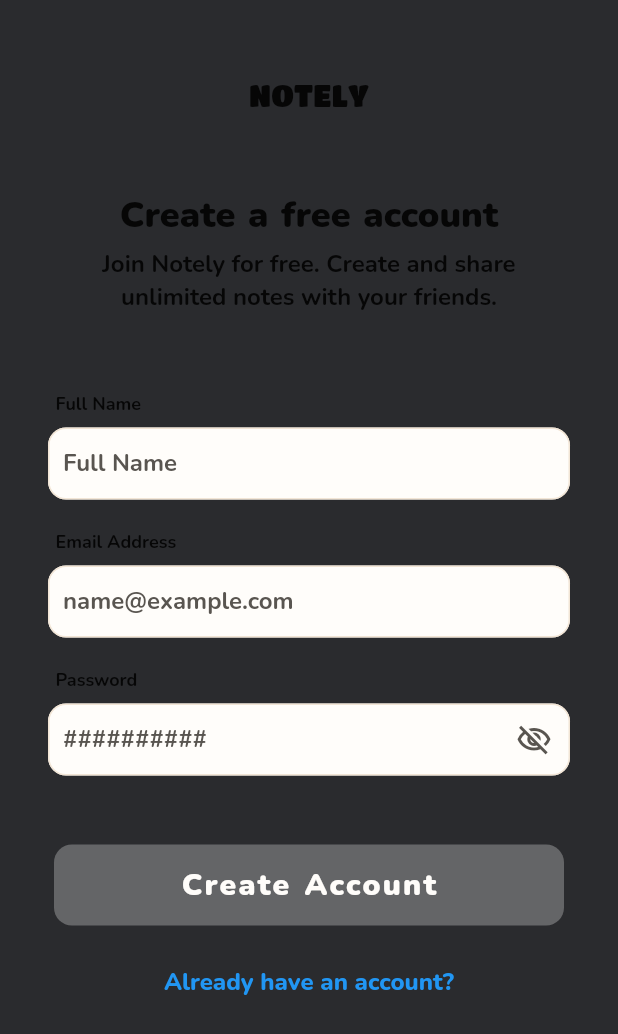
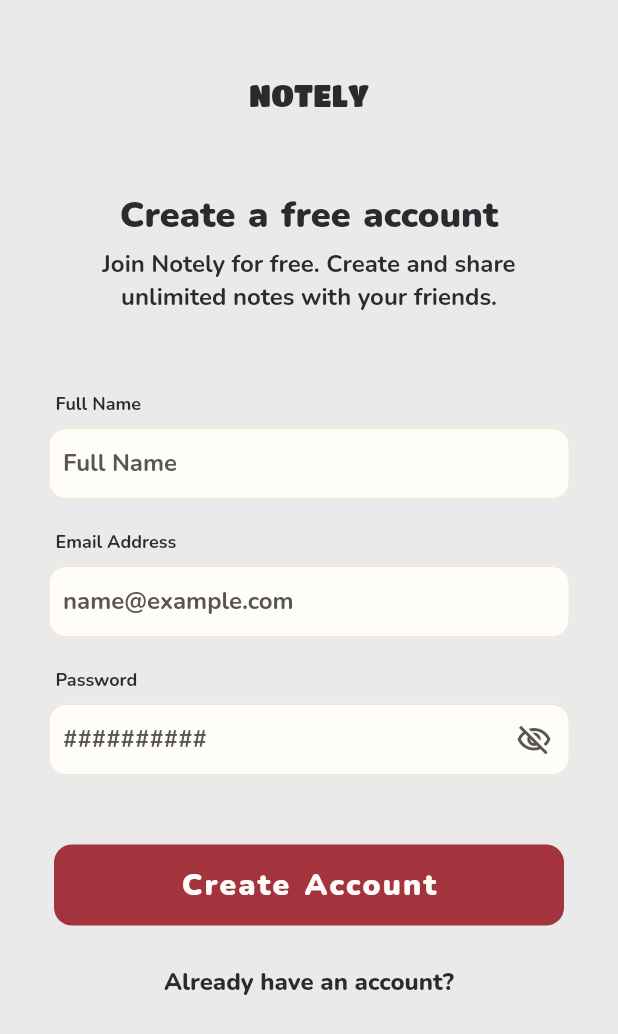
Before and after one commit to rabianurtunen0/Notely, a Flutter app: the screen it shows after launch, on a phone screen of 412 x 824 dp. Shown: the top 1034 px of the screen. Run offline on Flutter 3.47's test engine with Material 2 defaults, Android fonts, the phone set to English and light mode, and no system bars; our stand-ins replace cloud_firestore, firebase_auth, firebase_core, fluttertoast, get; accounts and stored records are empty.

Commit message:
theme changed

```diff
--- a/lib/main.dart
+++ b/lib/main.dart
@@ -29,14 +29,22 @@ class LightDarkTheme extends StatefulWidget {
 
 ThemeData _lightTheme = ThemeData(
   fontFamily: 'Nunito',
-  backgroundColor: const Color(0XFF2A2B2E),
-  primaryColor: const Color(0XFFA3333D),
+  backgroundColor: const Color(0XFFEAEAEA),
+  highlightColor: const Color(0XFFA3333D),
+  textSelectionTheme: const TextSelectionThemeData(
+    selectionColor: Color(0XFF2A2B2E),
+    selectionHandleColor: Color(0XFF2A2B2E)
+  ),
 );
 
 ThemeData _darkTheme = ThemeData(
   fontFamily: 'Nunito',
-  backgroundColor: const Color.fromARGB(255, 81, 77, 72),
-  primaryColor: const Color.fromARGB(255, 29, 44, 51),
+  backgroundColor: const Color(0XFF2A2B2E),
+  highlightColor: const Color(0XFFA3333D),
+  textSelectionTheme: const TextSelectionThemeData(
+    selectionColor: Color(0XFFEAEAEA),
+    selectionHandleColor: Color(0XFFD9D9D9),
+  ),
 );
 
 bool _light = true;
```
